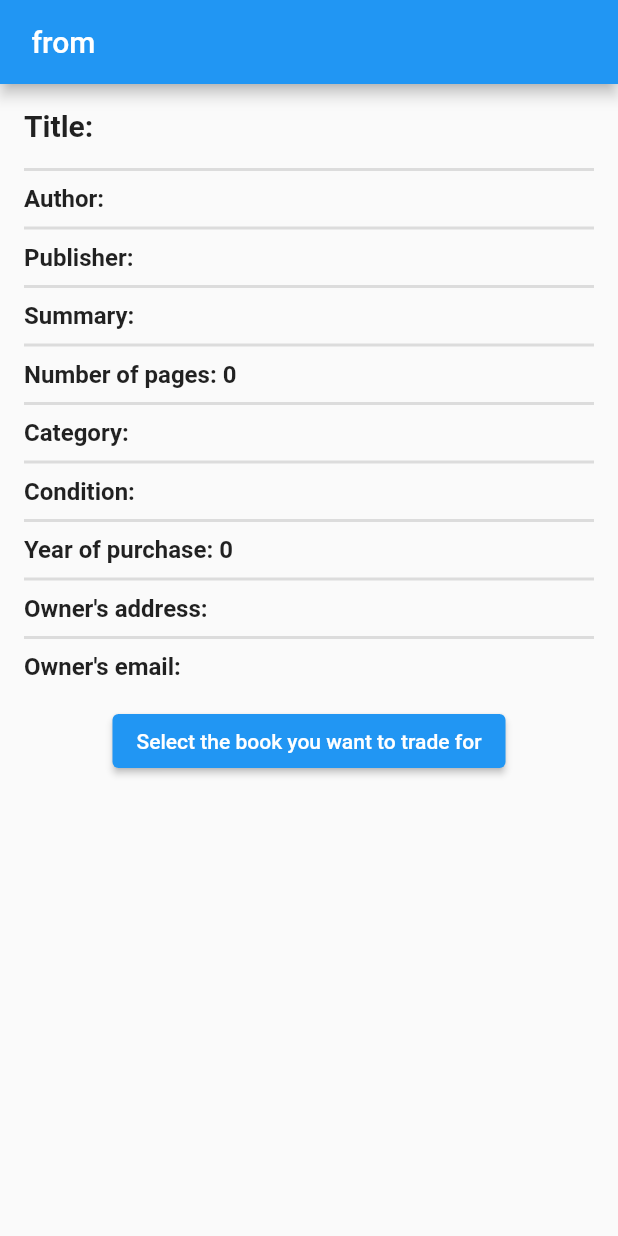
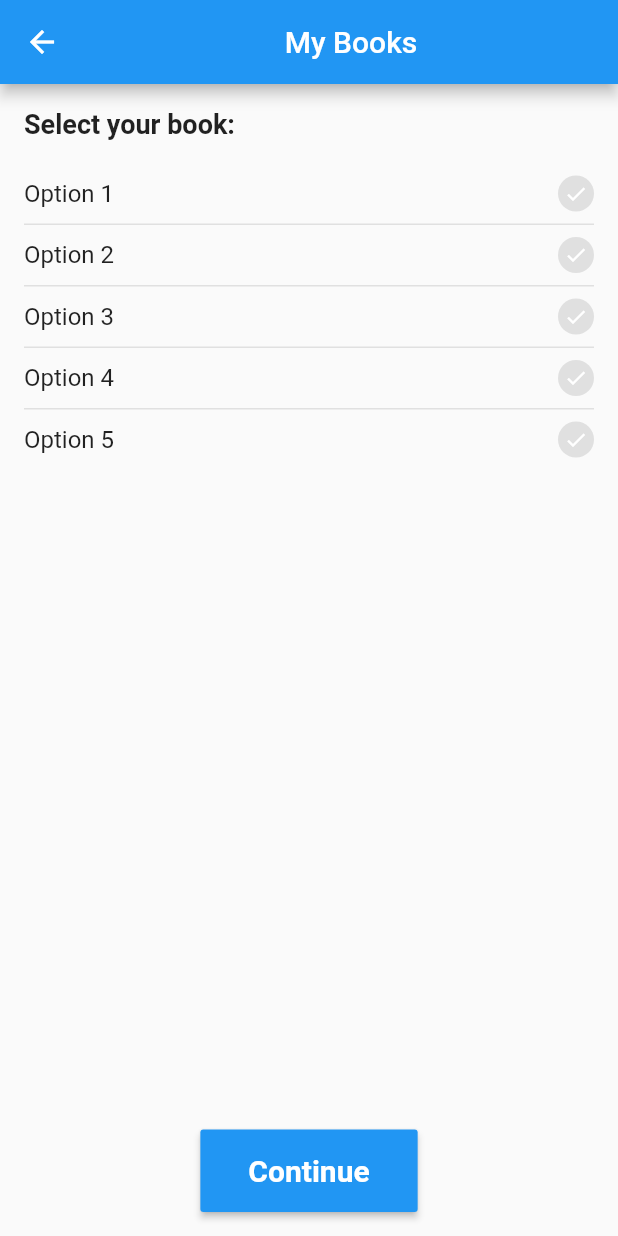
Before and after one commit to pGiad/BiblioKlept-HCI-NTUA, a Flutter app: the BookDetailsPage screen opened directly with empty values, after a tap on "Select the book you want to trade for", on a phone screen of 412 x 824 dp. Run offline on Flutter 3.47's test engine with Material 2 defaults, Android fonts, the phone set to English and light mode, and no system bars.

Commit message:
In details of books i just added the navigator, the other two files are new

```diff
--- a/biblioklept/lib/detailsofbooks.dart
+++ b/biblioklept/lib/detailsofbooks.dart
@@ -1,3 +1,4 @@
+import 'package:biblioklept/selectbookfortrade.dart';
 import 'package:flutter/material.dart';
 
 void main() {
@@ -156,7 +157,13 @@ class BookDetailsPage extends StatelessWidget {
               mainAxisAlignment: MainAxisAlignment.center,
               children: [
                 ElevatedButton(
-                  onPressed: () {},
+                  onPressed: () {
+                    Navigator.push(
+                      context,
+                      MaterialPageRoute(
+                          builder: (context) => SelectBookforTrade()),
+                    );
+                  },
                   child: Text('Select the book you want to trade for'),
                 ),
                 SizedBox(height: 30),
--- /dev/null
+++ b/biblioklept/lib/selectbookfortrade.dart
@@ -0,0 +1,147 @@
+import 'package:flutter/material.dart';
+import "package:biblioklept/contactdetailsfortrade.dart";
+
+void main() {
+  runApp(const BiblioKlept());
+}
+
+class BiblioKlept extends StatelessWidget {
+  const BiblioKlept({super.key});
+
+  @override
+  Widget build(BuildContext context) {
+    return MaterialApp(
+      title: 'BiblioKlept',
+      home: SelectBookforTrade(),
+    );
+  }
+}
+
+class SelectBookforTrade extends StatefulWidget {
+  @override
+  _SelectBookforTradeState createState() => _SelectBookforTradeState();
+}
+
+class _SelectBookforTradeState extends State<SelectBookforTrade> {
+  List<String> _bookOptions = [
+    'Option 1',
+    'Option 2',
+    'Option 3',
+    'Option 4',
+    'Option 5',
+  ];
+  List<bool> _isSelected = List.generate(5, (index) => false);
+
+  @override
+  Widget build(BuildContext context) {
+    return Scaffold(
+      appBar: AppBar(
+        title: Row(
+          mainAxisAlignment: MainAxisAlignment.center,
+          children: [
+            Text('My Books'),
+          ],
+        ),
+      ),
+      body: Column(
+        crossAxisAlignment: CrossAxisAlignment.start,
+        children: [
+          SizedBox(height: 16),
+          Padding(
+            padding: EdgeInsets.symmetric(horizontal: 16),
+            child: Text(
+              'Select your book:',
+              style: TextStyle(
+                fontWeight: FontWeight.bold,
+                fontSize: 18,
+              ),
+            ),
+          ),
+          SizedBox(height: 16),
+          Expanded(
+            child: ListView.separated(
+              separatorBuilder: (BuildContext context, int index) {
+                return Divider(
+                  height: 1,
+                  thickness: 1,
+                  color: Colors.grey[300],
+                  indent: 16,
+                  endIndent: 16,
+                );
+              },
+              itemCount: _bookOptions.length,
+              itemBuilder: (BuildContext context, int index) {
+                return Padding(
+                  padding: EdgeInsets.symmetric(vertical: 8, horizontal: 16),
+                  child: Row(
+                    children: [
+                      Expanded(
+                        child: Text(
+                          _bookOptions[index],
+                          style: TextStyle(fontSize: 16),
+                        ),
+                      ),
+                      Container(
+                        width: 24,
+                        height: 24,
+                        decoration: BoxDecoration(
+                          shape: BoxShape.circle,
+                          color: _isSelected[index]
+                              ? Colors.blue
+                              : Colors.grey[300],
+                        ),
+                        child: IconButton(
+                          padding: EdgeInsets.zero,
+                          icon: Icon(
+                            Icons.check,
+                            color: Colors.white,
+                            size: 16,
+                          ),
+                          onPressed: () {
+                            setState(() {
+                              for (int i = 0; i < _isSelected.length; i++) {
+                                _isSelected[i] = i == index;
+                              }
+                            });
+                          },
+                        ),
+                      ),
+                    ],
+                  ),
+                );
+              },
+            ),
+          ),
+          SizedBox(height: 16),
+          Padding(
+            padding: const EdgeInsets.all(16.0),
+            child: Center(
+              child: MaterialButton(
+                onPressed: () {
+                  Navigator.push(
+                    context,
+                    MaterialPageRoute(
+                      builder: (context) => ContactFormPage(),
+                    ),
+                  );
+                },
+                color: Colors.blue,
+                textColor: Colors.white,
+                child: Padding(
+                  padding: const EdgeInsets.all(16.0),
+                  child: Text(
+                    'Continue',
+                    style: TextStyle(
+                      fontWeight: FontWeight.bold,
+                      fontSize: 20,
+                    ),
+                  ),
+                ),
+              ),
+            ),
+          ),
+        ],
+      ),
+    );
+  }
+}
```
Also changed, not shown: biblioklept/lib/contactdetailsfortrade.dart (added, +229 -0 lines).
